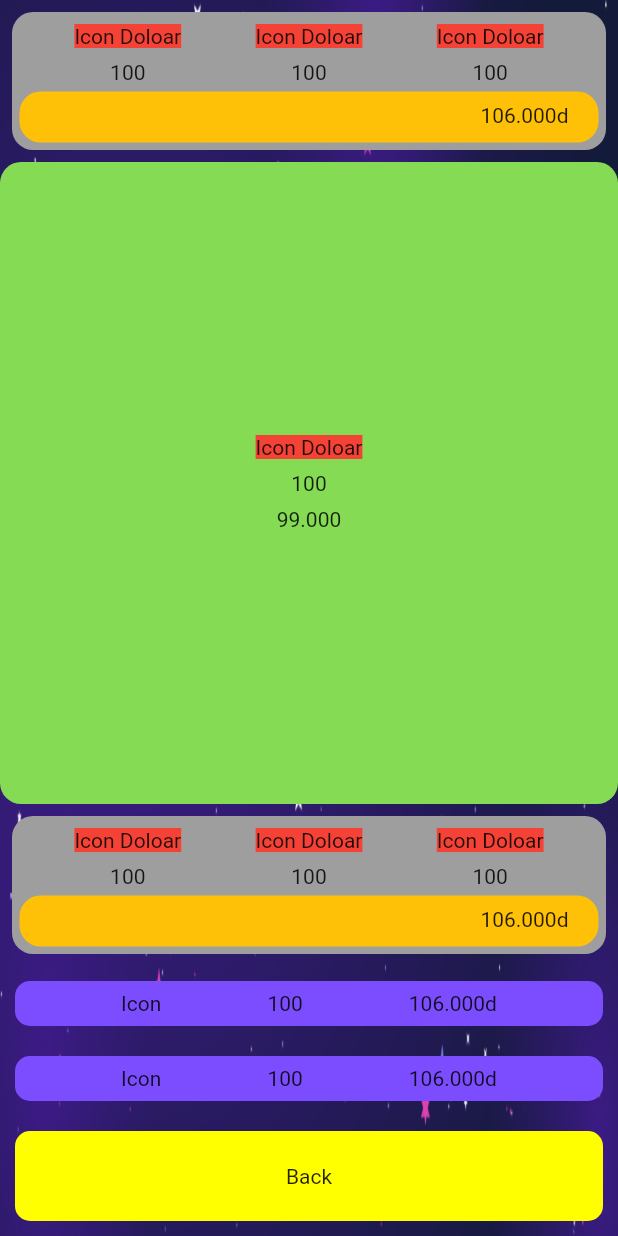
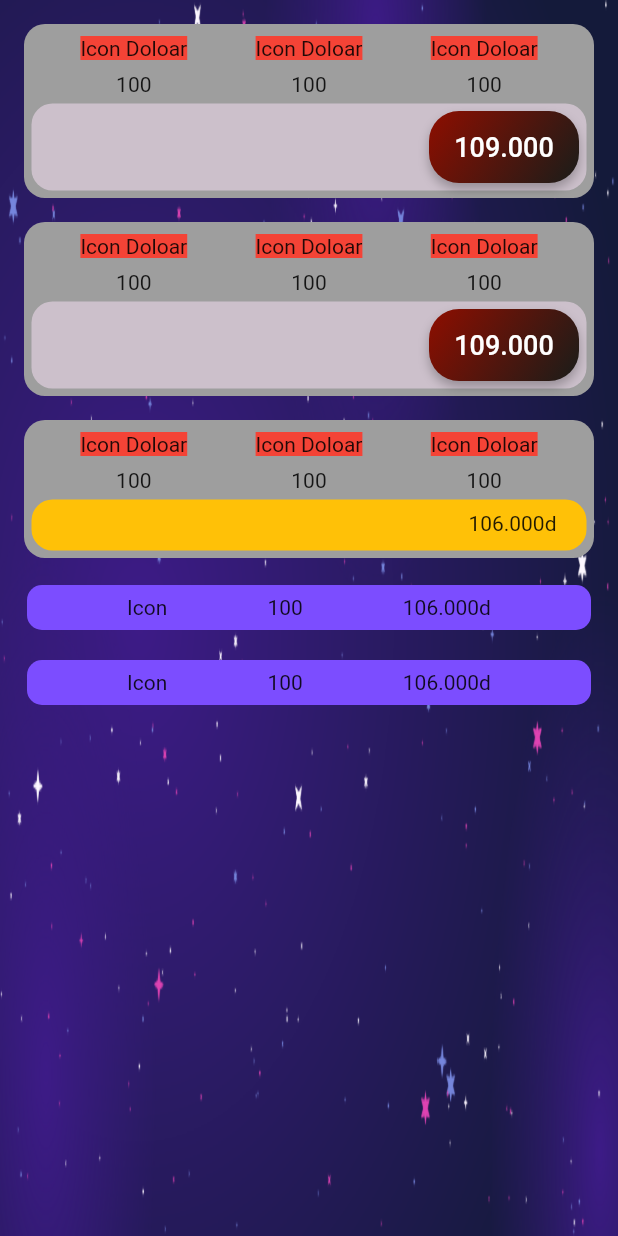
Before and after one commit to thanhpro0703/o_z_e, a Flutter app: the ContentShop widget shown alone on an empty page, opened directly, on a phone screen of 412 x 824 dp. Run offline on Flutter 3.47's test engine with Material 2 defaults, Android fonts, the light colour scheme and no system bars.

Commit message:
updade shop

```diff
--- a/game_app/lib/screen_shop/conten_shop.dart
+++ b/game_app/lib/screen_shop/conten_shop.dart
@@ -18,7 +18,9 @@ class _ContentShopState extends State<ContentShop> {
               image: AssetImage('assets/background-home.png'),
               fit: BoxFit.fill),
         ),
-        child: Column(
+        child: Padding(
+          padding: const EdgeInsets.all(8.0),
+          child: ListView(
             children: [
               Padding(
                 padding: const EdgeInsets.all(8),
@@ -77,11 +79,14 @@ class _ContentShopState extends State<ContentShop> {
                           margin: EdgeInsets.all(5),
                           decoration: BoxDecoration(
                               borderRadius: BorderRadius.circular(14),
-                            color: Colors.amber),
-                        padding: EdgeInsets.only(top: 8, right: 20, bottom: 10),
+                              color: Color.fromARGB(255, 204, 192, 203)),
                           child: Row(
                             mainAxisAlignment: MainAxisAlignment.end,
-                          children: [Text("106.000d")],
+                            children: [
+                              ButtonPlayWidget(
+                                  buttonplay: ElavetedButonBuy(
+                                      page: () {}, text: "109.000"))
+                            ],
                           ),
                         )
                       ],
@@ -89,32 +94,74 @@ class _ContentShopState extends State<ContentShop> {
                   ),
                 ),
               ),
-            Expanded(
-              flex: 1,
+              Padding(
+                padding: const EdgeInsets.all(8),
+                child: Expanded(
                   child: Container(
-                height: 100,
                     decoration: BoxDecoration(
                       borderRadius: BorderRadius.circular(14),
-                    color: Color.fromARGB(255, 133, 219, 84)),
-                child: Row(
-                  mainAxisAlignment: MainAxisAlignment.center,
+                      color: Colors.grey,
+                    ),
+                    width: MediaQuery.of(context).size.width / 1,
+                    child: Column(
                       children: [
-                    Column(
-                      mainAxisAlignment: MainAxisAlignment.center,
+                        Row(
+                          mainAxisAlignment: MainAxisAlignment.spaceEvenly,
+                          children: [
+                            Container(
+                              child: Column(
                                 children: [
                                   Container(
                                     margin: const EdgeInsets.all(8),
                                     color: Colors.red,
                                     child: Text("Icon Doloar"),
                                   ),
-                        Text("100"),
+                                  Text("100")
+                                ],
+                              ),
+                            ),
                             Container(
-                          margin: EdgeInsets.all(8),
-                          child: Text("99.000"),
+                              child: Column(
+                                children: [
+                                  Container(
+                                    margin: const EdgeInsets.all(8),
+                                    color: Colors.red,
+                                    child: Text("Icon Doloar"),
+                                  ),
+                                  Text("100")
+                                ],
+                              ),
+                            ),
+                            Container(
+                              child: Column(
+                                children: [
+                                  Container(
+                                    margin: const EdgeInsets.all(8),
+                                    color: Colors.red,
+                                    child: Text("Icon Doloar"),
+                                  ),
+                                  Text("100")
+                                ],
+                              ),
                             )
                           ],
                         ),
+                        Container(
+                          margin: EdgeInsets.all(5),
+                          decoration: BoxDecoration(
+                              borderRadius: BorderRadius.circular(14),
+                              color: Color.fromARGB(255, 204, 192, 203)),
+                          child: Row(
+                            mainAxisAlignment: MainAxisAlignment.end,
+                            children: [
+                              ButtonPlayWidget(
+                                  buttonplay: ElavetedButonBuy(
+                                      page: () {}, text: "109.000"))
                             ],
+                          ),
+                        )
+                      ],
+                    ),
                   ),
                 ),
               ),
@@ -175,7 +222,8 @@ class _ContentShopState extends State<ContentShop> {
                           decoration: BoxDecoration(
                               borderRadius: BorderRadius.circular(14),
                               color: Colors.amber),
-                        padding: EdgeInsets.only(top: 8, right: 20, bottom: 10),
+                          padding:
+                              EdgeInsets.only(top: 8, right: 20, bottom: 10),
                           child: Row(
                             mainAxisAlignment: MainAxisAlignment.end,
                             children: [Text("106.000d")],
@@ -216,24 +264,87 @@ class _ContentShopState extends State<ContentShop> {
                   ),
                 ),
               ),
-            Container(
-              height: 80,
-              child: Expanded(
-                child: Container(
-                  margin: EdgeInsets.all(10),
-                  decoration: BoxDecoration(
-                      color: Colors.yellowAccent,
-                      borderRadius: BorderRadius.circular(10)),
-                  child: Row(
-                    mainAxisAlignment: MainAxisAlignment.spaceEvenly,
-                    children: [Text("Back")],
+            ],
           ),
-                ),
-              ),
-            ),
-          ],
         ),
       ),
     );
   }
 }
+
+class ElavetedButonBuy extends StatefulWidget {
+  const ElavetedButonBuy({super.key, required this.text, required this.page});
+  final String text;
+  final page;
+
+  @override
+  State<ElavetedButonBuy> createState() => _ElavetedButonBuyState();
+}
+
+class _ElavetedButonBuyState extends State<ElavetedButonBuy> {
+  @override
+  Widget build(BuildContext context) {
+    return ElevatedButton(
+      style: ButtonStyle(
+        shape: MaterialStateProperty.all<RoundedRectangleBorder>(
+          RoundedRectangleBorder(
+            borderRadius: BorderRadius.circular(20.0),
+          ),
+        ),
+        minimumSize: MaterialStateProperty.all(Size(100, 40)),
+        backgroundColor: MaterialStateProperty.all(Colors.transparent),
+        // elevation: MaterialStateProperty.all(3),
+        shadowColor: MaterialStateProperty.all(Colors.transparent),
+      ),
+      onPressed: widget.page,
+      child: Padding(
+        padding: const EdgeInsets.only(
+          top: 10,
+          bottom: 10,
+        ),
+        child: Text(
+          widget.text,
+          style: TextStyle(
+            fontSize: 18,
+            // fontWeight: FontWeight.w700,
+            color: Colors.white,
+          ),
+        ),
+      ),
+    );
+  }
+}
+
+class ButtonPlayWidget extends StatefulWidget {
+  const ButtonPlayWidget({super.key, required this.buttonplay});
+  final Widget buttonplay;
+  @override
+  State<ButtonPlayWidget> createState() => _ButtonPlayWidgetState();
+}
+
+class _ButtonPlayWidgetState extends State<ButtonPlayWidget> {
+  @override
+  Widget build(BuildContext context) {
+    return Padding(
+      padding: const EdgeInsets.all(5.0),
+      child: Container(
+          decoration: BoxDecoration(
+            boxShadow: [
+              BoxShadow(
+                  color: Colors.black26, offset: Offset(0, 4), blurRadius: 5.0)
+            ],
+            gradient: LinearGradient(
+              begin: Alignment.topLeft,
+              end: Alignment(0.7, 1.5),
+              colors: <Color>[
+                Color(0xffff8e0e00),
+                Color(0xfff1f1c18),
+              ],
+            ),
+            color: Colors.white,
+            borderRadius: BorderRadius.circular(20),
+          ),
+          child: widget.buttonplay),
+    );
+  }
+}
--- a/game_app/lib/screen_shop/screen_shop.dart
+++ b/game_app/lib/screen_shop/screen_shop.dart
@@ -1,4 +1,6 @@
 import 'package:flutter/material.dart';
+import 'package:game_app/screen_maingame/footer.dart';
+import 'package:game_app/screen_room/footer_room.dart';
 import 'package:game_app/screen_shop/conten_shop.dart';
 import '../screen_maingame/header.dart';
 
@@ -16,7 +18,7 @@ class _ScreenShopState extends State<ScreenShop> {
       body: SafeArea(
         child: Container(
           child: Column(
-            children: [MyHeader(), ContentShop()],
+            children: [MyHeader(), ContentShop(), MyFooterRoom()],
           ),
         ),
       ),
```
Also changed, not shown: 1 other file. Lines whose indentation alone changed are shown as unchanged.
